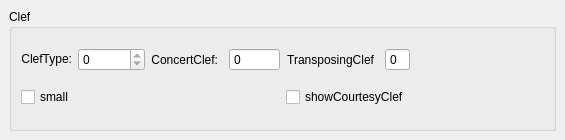
Above: mscore/mscore/clef.ui from musescore/musescore-old before the change. Below: the same form after it.
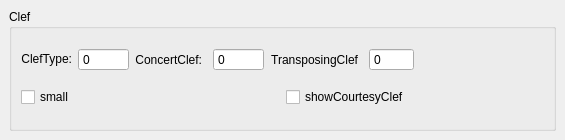
That is the form after the change.

Commit message: more flexible clef handling

Diff of the .ui file:
```diff
--- a/mscore/mscore/clef.ui
+++ b/mscore/mscore/clef.ui
@@ -71,7 +71,13 @@
            <bool>true</bool>
           </property>
           <property name="buttonSymbols">
-           <enum>QAbstractSpinBox::UpDownArrows</enum>
+           <enum>QAbstractSpinBox::NoButtons</enum>
+          </property>
+          <property name="specialValueText">
+           <string notr="true">invalid</string>
+          </property>
+          <property name="minimum">
+           <number>-1</number>
           </property>
           <property name="maximum">
            <number>999999</number>
@@ -105,6 +111,12 @@
           <property name="buttonSymbols">
            <enum>QAbstractSpinBox::NoButtons</enum>
           </property>
+          <property name="specialValueText">
+           <string notr="true">invalid</string>
+          </property>
+          <property name="minimum">
+           <number>-1</number>
+          </property>
           <property name="maximum">
            <number>999999</number>
           </property>
@@ -134,6 +146,15 @@
           <property name="buttonSymbols">
            <enum>QAbstractSpinBox::NoButtons</enum>
           </property>
+          <property name="specialValueText">
+           <string notr="true">invalid</string>
+          </property>
+          <property name="minimum">
+           <number>-1</number>
+          </property>
+          <property name="maximum">
+           <number>99999</number>
+          </property>
          </widget>
         </item>
         <item>
```
The commit also changes 32 other files.
